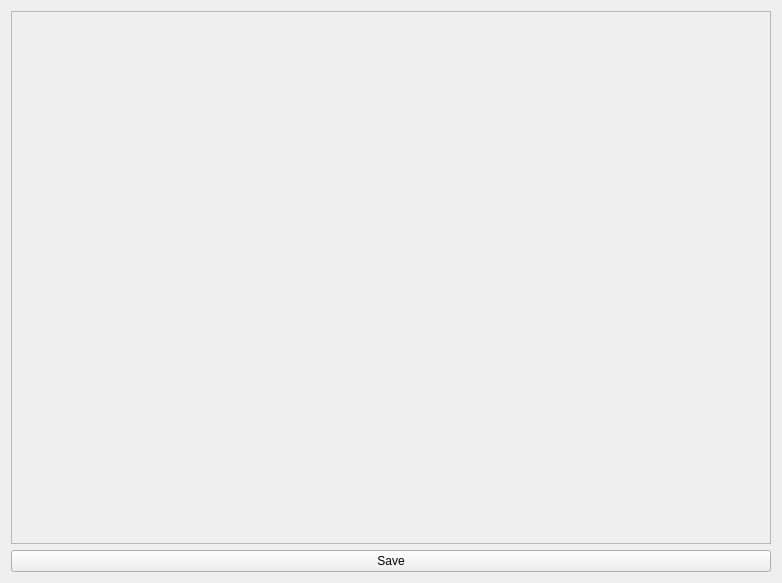
First picture: the form in src/ui/parameterwidget.ui, repository malcom2073/emstudio, before the edit.
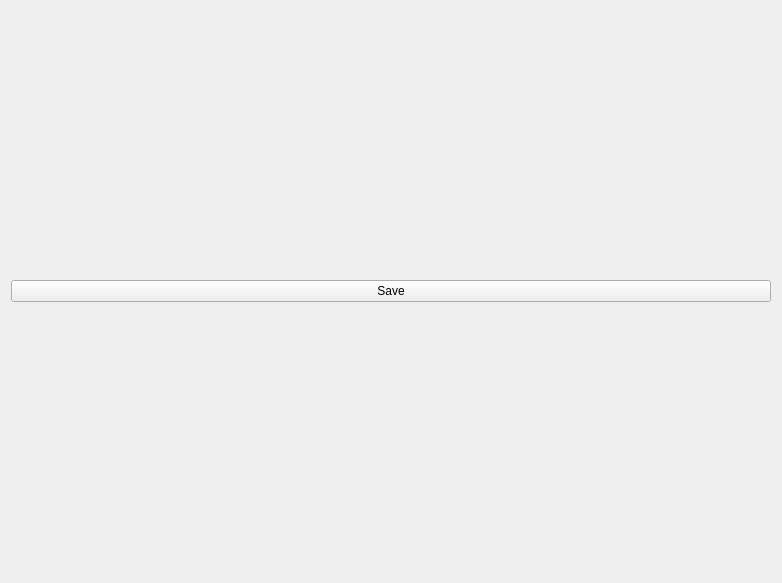
Second picture: the form after the edit.

Commit message: UI/Parameters: Fixed a whole bunch of issues with how we're reading the INI and parsing panels/dialogs. It mostly works pretty smooth now, and is able to read almost every bit and scalar available in the ECU

The edit to the form file:
```diff
--- a/src/ui/parameterwidget.ui
+++ b/src/ui/parameterwidget.ui
@@ -15,21 +15,10 @@
   </property>
   <layout class="QVBoxLayout" name="verticalLayout">
    <item>
-    <widget class="QScrollArea" name="scrollArea">
-     <property name="widgetResizable">
-      <bool>true</bool>
-     </property>
-     <widget class="QWidget" name="scrollAreaWidgetContents">
-      <property name="geometry">
-       <rect>
-        <x>0</x>
-        <y>0</y>
-        <width>762</width>
-        <height>533</height>
-       </rect>
-      </property>
-     </widget>
-    </widget>
+    <layout class="QVBoxLayout" name="mainVerticalLayout"/>
+   </item>
+   <item>
+    <layout class="QHBoxLayout" name="mainHorizontalLayout"/>
    </item>
    <item>
     <widget class="QPushButton" name="savePushButton">
```
The commit also changes 6 other files.
